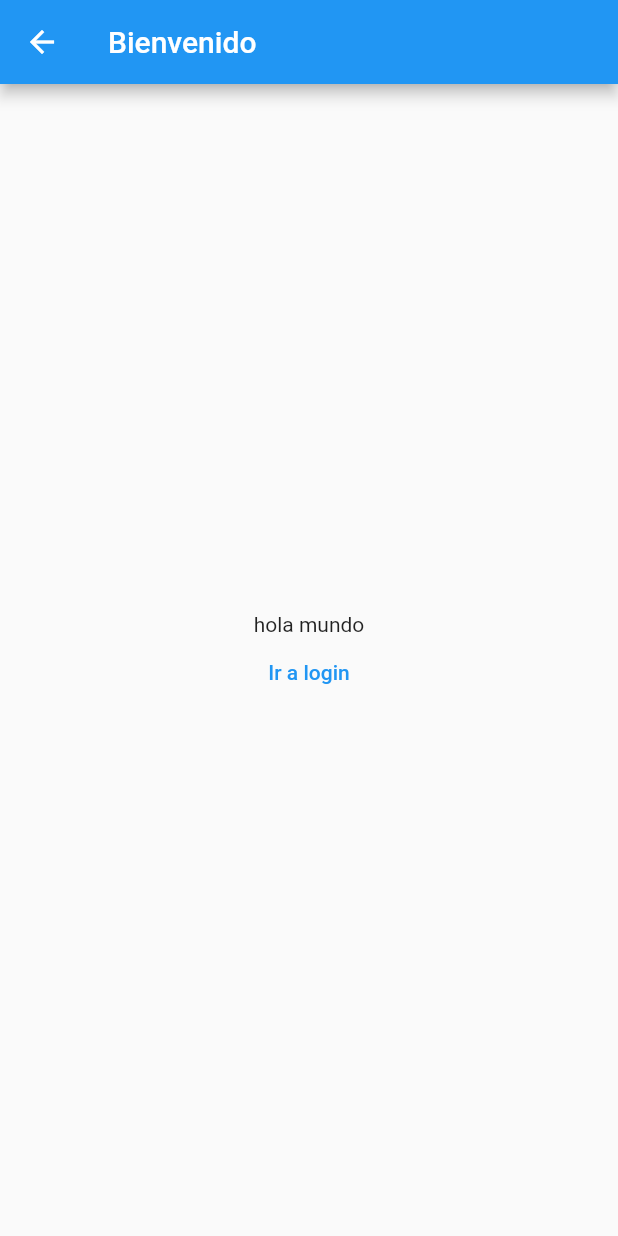
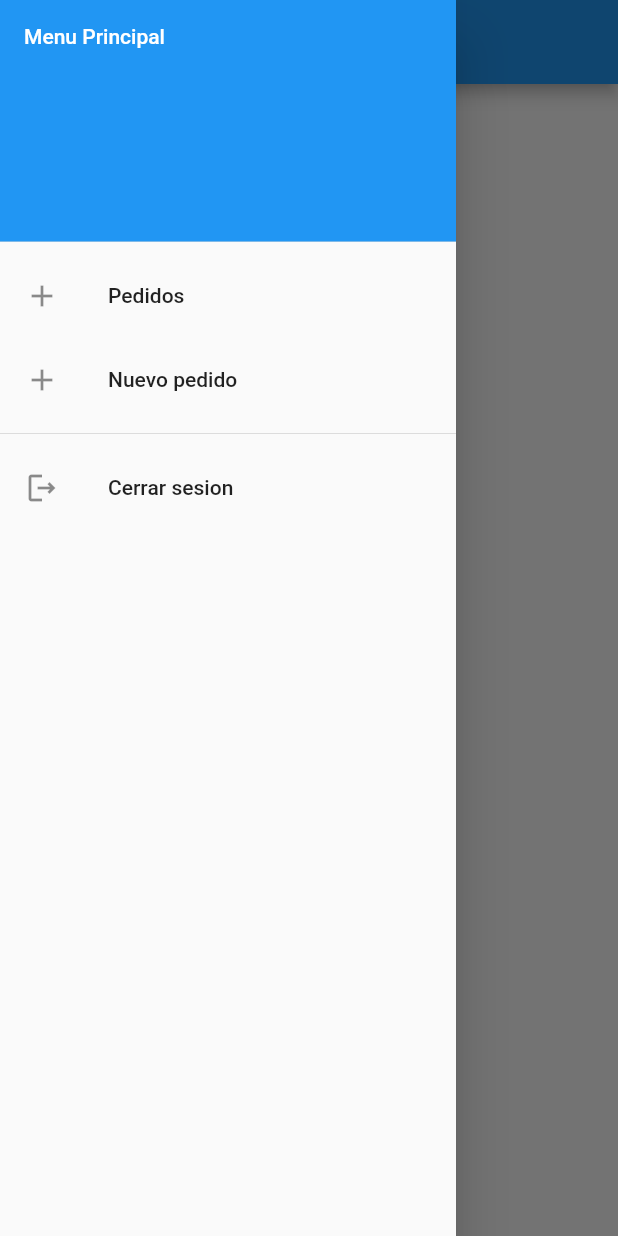
Before and after one commit to carlos00027/mintic-app-flutter, a Flutter app: the HomePage screen opened by its route, with the side drawer open (before the commit the screen has no drawer), on a phone screen of 412 x 824 dp. Run offline on Flutter 3.47's test engine with Material 2 defaults, Android fonts, the phone set to English and light mode, and no system bars; our stand-ins replace flutter_secure_storage; accounts and stored records are empty.

Commit message:
maquetar vista para pedidos

```diff
--- a/lib/pages/auth/registrar_page.dart
+++ b/lib/pages/auth/registrar_page.dart
@@ -114,7 +114,7 @@ class _MiForm extends StatelessWidget {
                   _formProvider.isLoading = false;
                   return;
                 }
-                Navigator.of(context).pushNamed('home');
+                Navigator.of(context).pushNamed('auth.login');
                 _formProvider.isLoading = false;
               },
               child: Text('Registrarme',style: TextStyle(color: Colors.white)),
--- a/lib/pages/home.dart
+++ b/lib/pages/home.dart
@@ -1,10 +1,13 @@
 import 'package:flutter/cupertino.dart';
 import 'package:flutter/material.dart';
+import 'package:mintic_app/services/auth_service.dart';
+import 'package:provider/provider.dart';
 
 class HomePage extends StatelessWidget {
   @override
   Widget build(BuildContext context) {
     return Scaffold(
+      drawer: _Drawer(),
       appBar: AppBar(
         title: Text('Bienvenido'),
       ),
@@ -25,3 +28,59 @@ class HomePage extends StatelessWidget {
     );
   }
 }
+
+class _Drawer extends StatelessWidget {
+  const _Drawer({
+    Key? key,
+  }) : super(key: key);
+
+  @override
+  Widget build(BuildContext context) {
+    final _authService = Provider.of<AuthService>(context);
+    return Drawer(
+      // Add a ListView to the drawer. This ensures the user can scroll
+      // through the options in the drawer if there isn't enough vertical
+      // space to fit everything.
+      child: ListView(
+        // Important: Remove any padding from the ListView.
+        padding: EdgeInsets.zero,
+        children: [
+          const DrawerHeader(
+            decoration: BoxDecoration(
+              color: Colors.blue,
+            ),
+            child: Text(
+              'Menu Principal',
+              style: TextStyle(color: Colors.white),
+            ),
+          ),
+          ListTile(
+            title: const Text('Pedidos'),
+            leading: Icon(Icons.add),
+            onTap: () {
+              // Update the state of the app.
+              // ...
+            },
+          ),
+          ListTile(
+            title: const Text('Nuevo pedido'),
+            leading: Icon(Icons.add),
+            onTap: () {
+              // Update the state of the app.
+              // ...
+            },
+          ),
+          Divider(),
+          ListTile(
+            title: const Text('Cerrar sesion'),
+           leading: Icon(Icons.logout_outlined),
+            onTap: () {
+              _authService.logout();
+              Navigator.of(context).pushReplacementNamed('auth.login');
+            },
+          ),
+        ],
+      ),
+    );
+  }
+}
--- a/lib/services/auth_service.dart
+++ b/lib/services/auth_service.dart
@@ -24,7 +24,10 @@ class AuthService extends ChangeNotifier {
     // final options = IOSOptions(accessibility: IOSAccessibility.first_unlock);
     await storage.write(key: 'token', value: token);
   }
-
+  Future<void> logout() async {
+    await storage.delete(key: 'token');
+    return;
+  }
   Future<String?> login(Map<String,dynamic> payload) async {
     final _headers = {'Content-Type': 'application/json'};
     final url = Uri.https(BaseUrl, '/api/auth/login');
```
Also changed, not shown: lib/pages/pedidos/pedidos_listar_page.dart (added, +19 -0 lines), lib/pages/pedidos/pedidos.dart (added).
